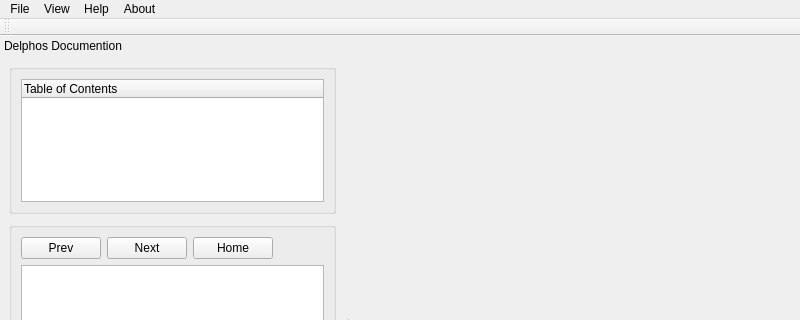
First picture: the form in src/gui/main_window.ui, repository Ecotrust/delphos, before the edit; both pictures show x 0 to 800 and y 0 to 320 of the 800 by 638 pixel window.
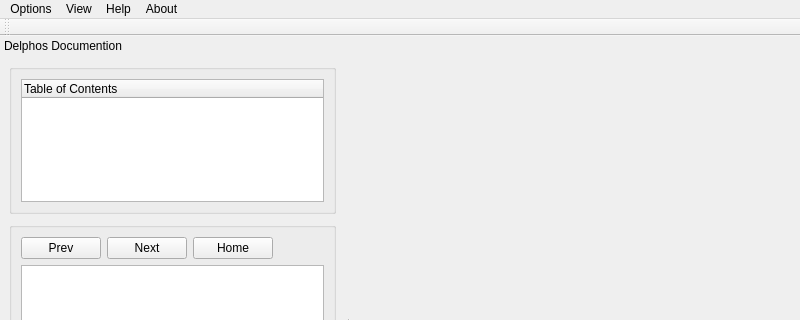
Second picture: the form after the edit. Custom widgets are drawn as their Qt base class.

What changed in the file:
```diff
--- a/src/gui/main_window.ui
+++ b/src/gui/main_window.ui
@@ -30,7 +30,7 @@
    </property>
    <widget class="QMenu" name="menuFile" >
     <property name="title" >
-     <string>File</string>
+     <string>Options</string>
     </property>
     <addaction name="menu_open_project" />
     <addaction name="menu_exit_delphos" />
```
Left out of the diff: 14 changed lines with no effect on the pictures.
